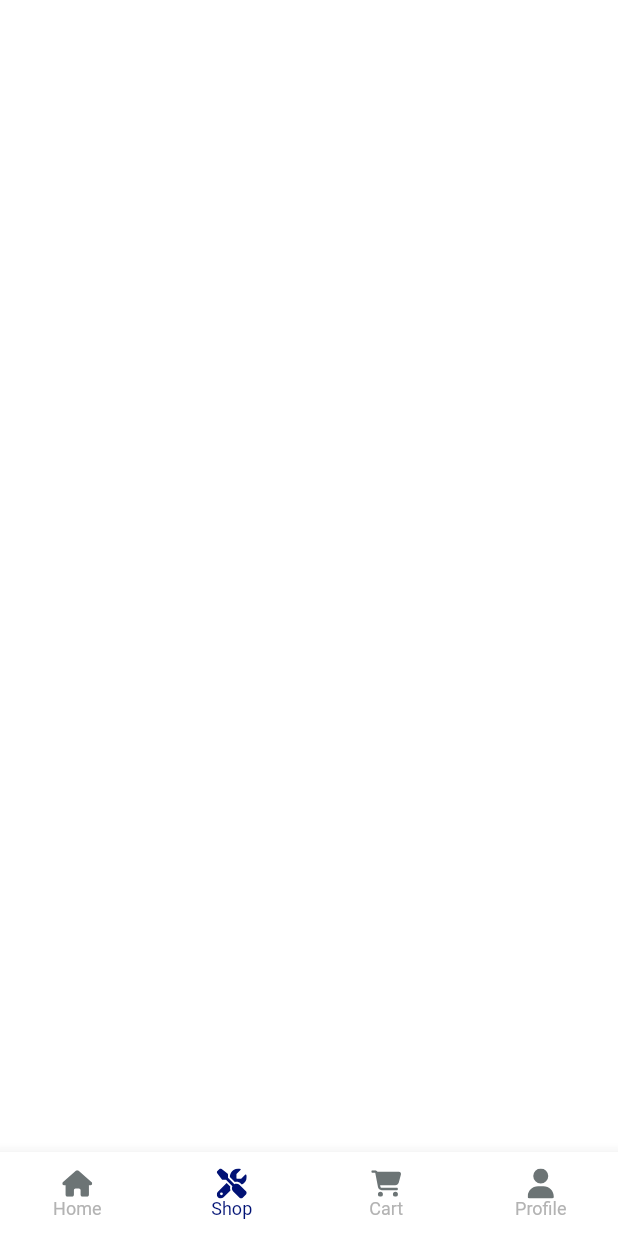
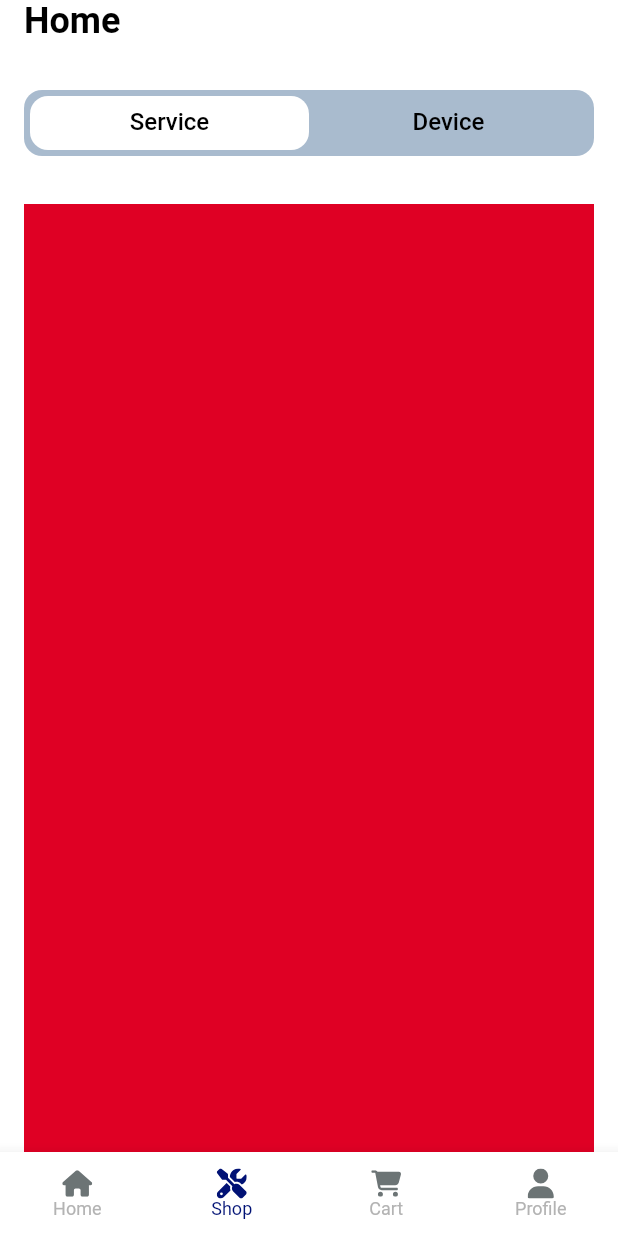
Before and after one commit to dong-dam-0079/flutter_shop_calendar, a Flutter app: the screen it shows after launch, item 2 of the bottom bar chosen, on a phone screen of 412 x 824 dp. Run offline on Flutter 3.47's test engine with Material 2 defaults, Android fonts, the phone set to English and light mode, and no system bars; our stand-ins replace dio, fluro, flutter_rating_bar, flutter_svg, get, get_it and 4 more; Roboto replaces fonts that are missing (NotoSansJP).

```diff
--- a/lib/common/constants/assets.dart
+++ b/lib/common/constants/assets.dart
@@ -13,7 +13,11 @@ class Assets {
   static const icSearch = '$pathIcons/ic_search.svg';
   static const icMenu = '$pathIcons/ic_menu.svg';
   static const icHistory = '$pathIcons/ic_history.svg';
+  static const icBack = '$pathIcons/ic_back.svg';
+  static const icPlus = '$pathIcons/ic_plus.svg';
+  static const icMinus = '$pathIcons/ic_minus.svg';
 
   /// Images
   static const imgKeyboard = '$pathImages/keyboard.jpg';
+  static const imgChair = '$pathImages/chair.jpeg';
 }
--- a/lib/common/res/colors.dart
+++ b/lib/common/res/colors.dart
@@ -3,7 +3,7 @@ import 'package:flutter/material.dart';
 class ColorsRes {
   /// Main colors
   static const primary = Color(0xFF011275);
-  static const secondary = Color(0xff011275);
+  static const secondary = Color(0xffef8c25);
   static const contentLightTheme = Color(0xFF1D1D35);
   static const contentDarkTheme = Color(0xFFF5FCF9);
   static const backgroundTheme = Color(0xFFFFFFFF);
--- a/lib/config/router/utils/navigator_paths.dart
+++ b/lib/config/router/utils/navigator_paths.dart
@@ -7,4 +7,5 @@ class NavigatorPaths {
   static const profile = '/profile';
   static const favorite = '/favorite';
   static const history = '/history';
+  static const detail = '/detail';
 }
--- a/lib/l10n/intl_en.arb
+++ b/lib/l10n/intl_en.arb
@@ -6,5 +6,7 @@
   "button_go_favorite": "Favorite",
   "button_go_history": "History",
   "title_new": "New",
-  "title_popular": "Popular"
+  "title_popular": "Popular",
+  "tab_device": "Device",
+  "tab_service": "Service"
 }
--- a/lib/presentation/view/shop/shop_view.dart
+++ b/lib/presentation/view/shop/shop_view.dart
@@ -1,4 +1,9 @@
 import 'package:flutter/material.dart';
+
+import '../../../common/res/colors.dart';
+import '../../../common/res/dimens.dart';
+import '../../../generated/l10n.dart';
+import '../../widgets/common_text_styles.dart';
 
 class ShopView extends StatefulWidget {
   const ShopView({Key? key}) : super(key: key);
@@ -10,6 +15,81 @@ class ShopView extends StatefulWidget {
 class _ShopViewState extends State<ShopView> {
   @override
   Widget build(BuildContext context) {
-    return Container();
+    return Scaffold(
+      body: SafeArea(
+        child: Padding(
+          padding: const EdgeInsets.symmetric(horizontal: DimensRes.sp16),
+          child: DefaultTabController(
+            length: 2,
+            child: Column(
+              crossAxisAlignment: CrossAxisAlignment.start,
+              children: [
+                const Text(
+                  'Home',
+                  style: CommonTextStyles.largeBold,
+                ),
+                _buildTabTitle(),
+                _buildTabView(),
+              ],
+            ),
+          ),
+        ),
+      ),
+    );
+  }
+
+  Widget _buildTabTitle() {
+    return Container(
+      height: DimensRes.sp44,
+      width: double.infinity,
+      margin: const EdgeInsets.symmetric(
+        vertical: DimensRes.sp32,
+      ),
+      padding: const EdgeInsets.all(DimensRes.sp4),
+      decoration: const BoxDecoration(
+        borderRadius: BorderRadius.all(Radius.circular(DimensRes.sp12)),
+        color: ColorsRes.borderGray,
+      ),
+      child: TabBar(
+        indicator: BoxDecoration(
+          borderRadius: BorderRadius.circular(DimensRes.sp12),
+          color: Colors.white,
+        ),
+        tabs: [
+          _buildTab(S.current.tab_service),
+          _buildTab(S.current.tab_device),
+        ],
+        indicatorColor: ColorsRes.transparent,
+        labelStyle: CommonTextStyles.medium,
+        labelColor: ColorsRes.primary,
+        unselectedLabelColor: ColorsRes.primary,
+      ),
+    );
+  }
+
+  Tab _buildTab(String title) {
+    return Tab(
+      child: Text(
+        title,
+        style: CommonTextStyles.medium,
+      ),
+    );
+  }
+
+  Widget _buildTabView() {
+    return Expanded(
+      child: TabBarView(
+        children: [
+          _buildTabItem(),
+          _buildTabItem(),
+        ],
+      ),
+    );
+  }
+
+  Widget _buildTabItem() {
+    return Container(
+      color: ColorsRes.red,
+    );
   }
 }
```
Also changed, not shown: lib/config/router/routers/home_router.dart (+15 -0 lines), lib/presentation/view/detail/detail_view.dart (added, +176 -0 lines), assets/icons/ic_back.svg (added), assets/icons/ic_minus.svg (added), assets/icons/ic_plus.svg (added), assets/images/chair.jpeg (added), lib/generated/intl/messages_en.dart, lib/generated/l10n.dart.
